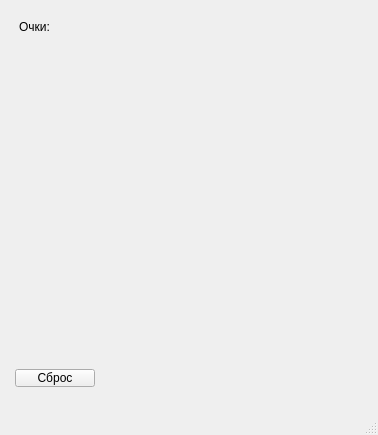
Qt form exam/mainwindow.ui (wilssuur/221-3210-Koptikova) before a commit.
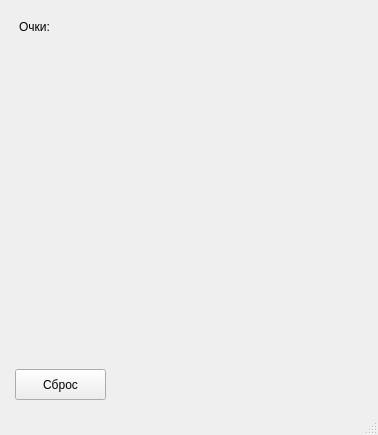
The same form after that commit.

```diff
--- a/exam/mainwindow.ui
+++ b/exam/mainwindow.ui
@@ -117,8 +117,8 @@
          <rect>
           <x>6</x>
           <y>360</y>
-          <width>80</width>
-          <height>18</height>
+          <width>91</width>
+          <height>31</height>
          </rect>
         </property>
         <property name="text">
@@ -142,9 +142,9 @@
         <property name="geometry">
          <rect>
           <x>60</x>
-          <y>10</y>
+          <y>9</y>
           <width>71</width>
-          <height>20</height>
+          <height>21</height>
          </rect>
         </property>
         <property name="text">
```
Left out of the diff: 2 changed lines with no effect on the pictures.
